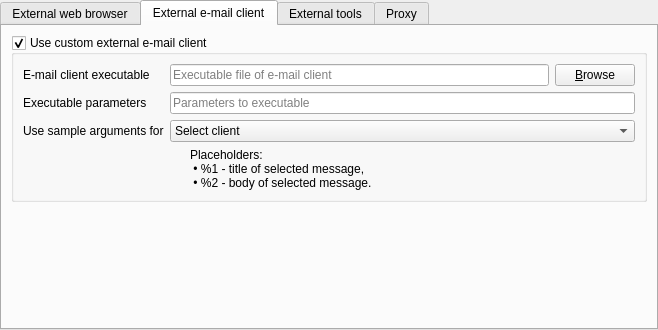
This is src/librssguard/gui/settings/settingsbrowsermail.ui in martinrotter/rssguard as Qt 5 draws it before an edit. The edited form follows.
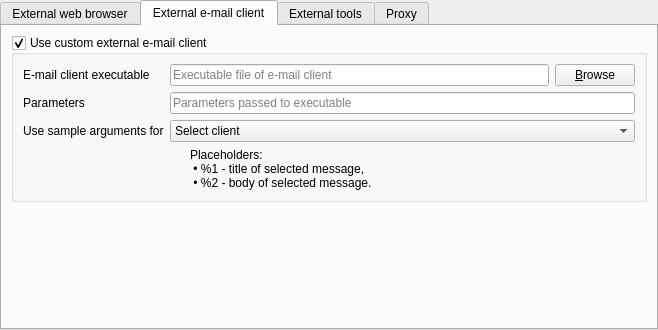
This is the edited form. The open tabs and pages were chosen to show the change.

```diff
--- a/src/librssguard/gui/settings/settingsbrowsermail.ui
+++ b/src/librssguard/gui/settings/settingsbrowsermail.ui
@@ -194,7 +194,7 @@
           <item row="1" column="0">
            <widget class="QLabel" name="m_lblExternalEmailArguments">
             <property name="text">
-             <string>Executable parameters</string>
+             <string>Parameters</string>
             </property>
             <property name="buddy">
              <cstring>m_txtExternalEmailArguments</cstring>
@@ -204,7 +204,7 @@
           <item row="1" column="1">
            <widget class="QLineEdit" name="m_txtExternalEmailArguments">
             <property name="placeholderText">
-             <string>Parameters to executable</string>
+             <string>Parameters passed to executable</string>
             </property>
            </widget>
           </item>
```
Left out of the diff: 43 changed lines with no effect on the pictures.
